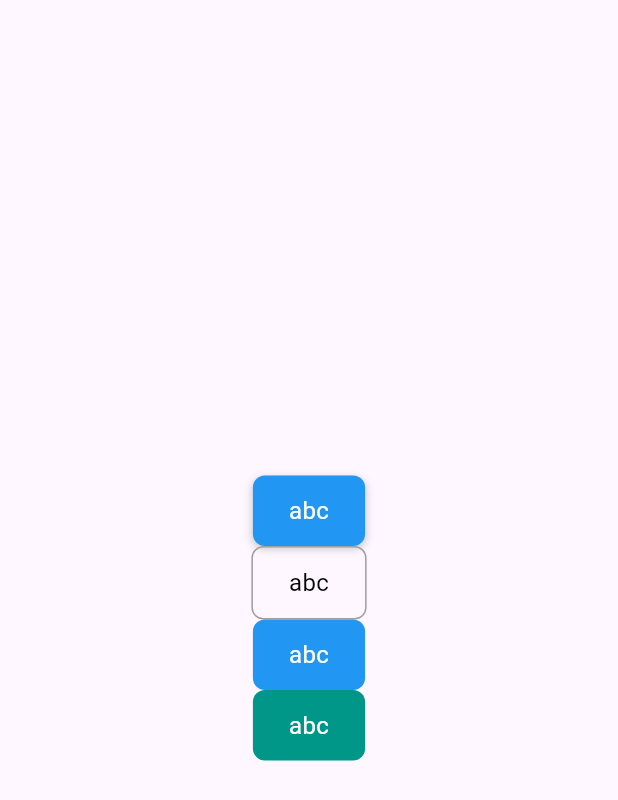
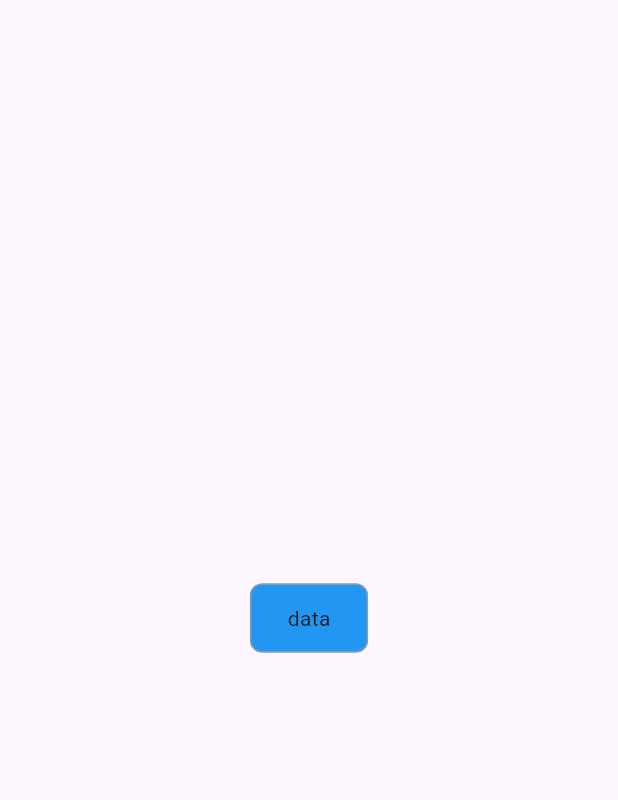
Before and after one commit to KauanProg/flutter_fusion, a Flutter app: the screen it shows after launch, on a phone screen of 412 x 824 dp. Shown: the top 800 px of the screen. Run offline on Flutter 3.47's test engine with Material 3 defaults, Android fonts, the phone set to English and light mode, and no system bars.

Commit message:
first commit

```diff
--- a/example/lib/main.dart
+++ b/example/lib/main.dart
@@ -37,10 +37,7 @@ class _MyHomePageState extends State<MyHomePage> {
         child: Column(
           mainAxisAlignment: MainAxisAlignment.center,
           children: [
-            FusionElevatedButton(texto: 'abc', onPressed: () {}),
-            FusionOutlinedButton(texto: 'abc', onPressed: () {}),
-            FusionFilledButton(texto: 'abc', onPressed: (){}),
-            FusionFilledTonalButton(texto: 'abc', onPressed: (){}),
+            FusionFilledButton(onPressed: (){}, child: const Text('data'))
           ],
         ),
       ),
--- a/lib/flutter_fusion.dart
+++ b/lib/flutter_fusion.dart
@@ -1,6 +1,3 @@
 library flutter_fusion;
 
-export 'src/modules/buttons/elevated_button/elevated_button.dart';
-export 'src/modules/buttons/outlined_button/outlined_button.dart';
 export 'src/modules/buttons/filled_button/filled_button.dart';
-export 'src/modules/buttons/filled_tonal_button/filled_tonal_button.dart';
--- a/lib/src/modules/buttons/elevated_button/elevated_button.dart
+++ /dev/null
@@ -1,44 +0,0 @@
-import 'package:flutter/material.dart';
-
-class FusionElevatedButton extends StatelessWidget {
-  final String texto;
-  final VoidCallback onPressed;
-  final Color backgroundColor;
-  final Color textColor;
-
-  const FusionElevatedButton({
-    super.key,
-    required this.texto,
-    required this.onPressed,
-    this.backgroundColor = Colors.blue,
-    this.textColor = Colors.white,
-  });
-
-  @override
-  Widget build(BuildContext context) {
-    return InkWell(
-      onTap: onPressed,
-      child: Ink(
-        padding: const EdgeInsets.symmetric(vertical: 12, horizontal: 24),
-        decoration: BoxDecoration(
-          color: backgroundColor,
-          borderRadius: BorderRadius.circular(8),
-          boxShadow: [
-            BoxShadow(
-              color: Colors.black.withOpacity(0.2),
-              blurRadius: 4,
-              offset: const Offset(0, 2),
-            ),
-          ],
-        ),
-        child: Text(
-          texto,
-          style: TextStyle(
-            color: textColor,
-            fontSize: 16,
-          ),
-        ),
-      ),
-    );
-  }
-}
--- a/lib/src/modules/buttons/filled_button/filled_button.dart
+++ b/lib/src/modules/buttons/filled_button/filled_button.dart
@@ -1,35 +1,54 @@
 import 'package:flutter/material.dart';
 
 class FusionFilledButton extends StatelessWidget {
-  final String texto;
   final VoidCallback onPressed;
-  final Color backgroundColor;
+  final VoidCallback? onLongPress;
+  final void Function(bool)? onHover;
+  final void Function(bool)? onFocusChange;
+  final FocusNode? focusNode;
+  final bool autofocus;
+  final Widget child;
+  final Color buttonColor;
   final Color textColor;
+  final EdgeInsets padding;
+  final double borderRadius;
+  final double borderWidth;
 
   const FusionFilledButton({
-    super.key,
-    required this.texto,
+    Key? key,
     required this.onPressed,
-    this.backgroundColor = Colors.blue,
+    this.onLongPress,
+    this.onHover,
+    this.onFocusChange,
+    this.focusNode,
+    this.autofocus = false,
+    required this.child,
+    this.buttonColor = Colors.blue,
     this.textColor = Colors.white,
-  });
+    this.padding = const EdgeInsets.symmetric(vertical: 12, horizontal: 24),
+    this.borderRadius = 8.0,
+    this.borderWidth = 1.0,
+  }) : super(key: key);
 
   @override
   Widget build(BuildContext context) {
-    return InkWell(
-      onTap: onPressed,
-      child: Ink(
-        padding: const EdgeInsets.symmetric(vertical: 12, horizontal: 24),
-        decoration: BoxDecoration(
-          color: backgroundColor,
-          borderRadius: BorderRadius.circular(8),
-        ),
-        child: Text(
-          texto,
-          style: TextStyle(
-            color: textColor,
-            fontSize: 16,
+    return Focus(
+      focusNode: focusNode,
+      onFocusChange: onFocusChange,
+      autofocus: autofocus,
+      child: InkWell(
+        onTap: onPressed,
+        onLongPress: onLongPress,
+        onHover: onHover,
+        borderRadius: BorderRadius.circular(borderRadius),
+        child: Ink(
+          decoration: BoxDecoration(
+            color: buttonColor,
+            borderRadius: BorderRadius.circular(borderRadius),
+            border: Border.all(color: Colors.grey.withOpacity(0.8), width: borderWidth),
           ),
+          padding: padding,
+          child: child,
         ),
       ),
     );
--- a/lib/src/modules/buttons/filled_tonal_button/filled_tonal_button.dart
+++ /dev/null
@@ -1,37 +0,0 @@
-import 'package:flutter/material.dart';
-
-class FusionFilledTonalButton extends StatelessWidget {
-  final String texto;
-  final VoidCallback onPressed;
-  final Color buttonColor;
-  final Color textColor;
-
-  const FusionFilledTonalButton({
-    super.key,
-    required this.texto,
-    required this.onPressed,
-    this.buttonColor = Colors.teal,
-    this.textColor = Colors.white,
-  });
-
-  @override
-  Widget build(BuildContext context) {
-    return InkWell(
-      onTap: onPressed,
-      child: Ink(
-        padding: const EdgeInsets.symmetric(vertical: 12, horizontal: 24),
-        decoration: BoxDecoration(
-          color: buttonColor,
-          borderRadius: BorderRadius.circular(8),
-        ),
-        child: Text(
-          texto,
-          style: TextStyle(
-            color: textColor,
-            fontSize: 16,
-          ),
-        ),
-      ),
-    );
-  }
-}
--- a/lib/src/modules/buttons/outlined_button/outlined_button.dart
+++ /dev/null
@@ -1,37 +0,0 @@
-import 'package:flutter/material.dart';
-
-class FusionOutlinedButton extends StatelessWidget {
-  final String texto;
-  final VoidCallback onPressed;
-  final Color borderColor;
-  final Color textColor;
-
-  const FusionOutlinedButton({
-    super.key,
-    required this.texto,
-    required this.onPressed,
-    this.borderColor = Colors.grey,
-    this.textColor = Colors.black,
-  });
-
-  @override
-  Widget build(BuildContext context) {
-    return InkWell(
-      onTap: onPressed,
-      child: Ink(
-        padding: const EdgeInsets.symmetric(vertical: 12, horizontal: 24),
-        decoration: BoxDecoration(
-          border: Border.all(color: borderColor),
-          borderRadius: BorderRadius.circular(8),
-        ),
-        child: Text(
-          texto,
-          style: TextStyle(
-            color: textColor,
-            fontSize: 16,
-          ),
-        ),
-      ),
-    );
-  }
-}
--- a/pubspec.yaml
+++ b/pubspec.yaml
@@ -1,7 +1,7 @@
 name: flutter_fusion
 description: "A new Flutter package project."
 version: 0.0.1
-homepage:
+homepage: https://github.com/KauanProg/flutter_fusion
 
 environment:
   sdk: '>=3.2.3 <4.0.0'
```
